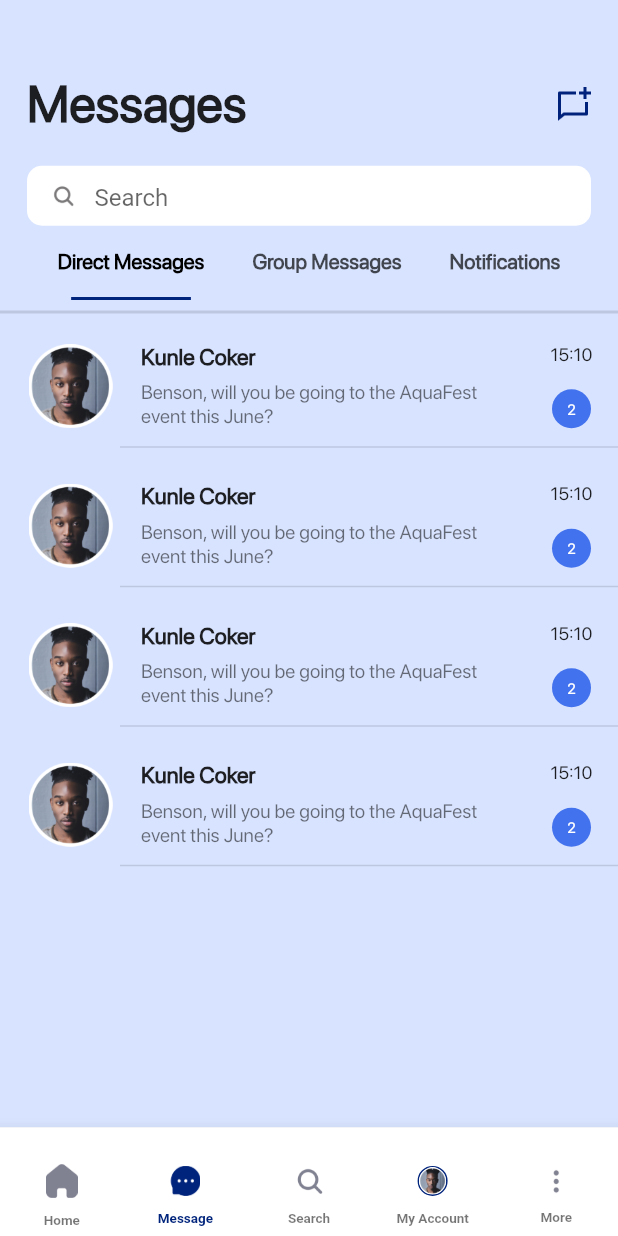
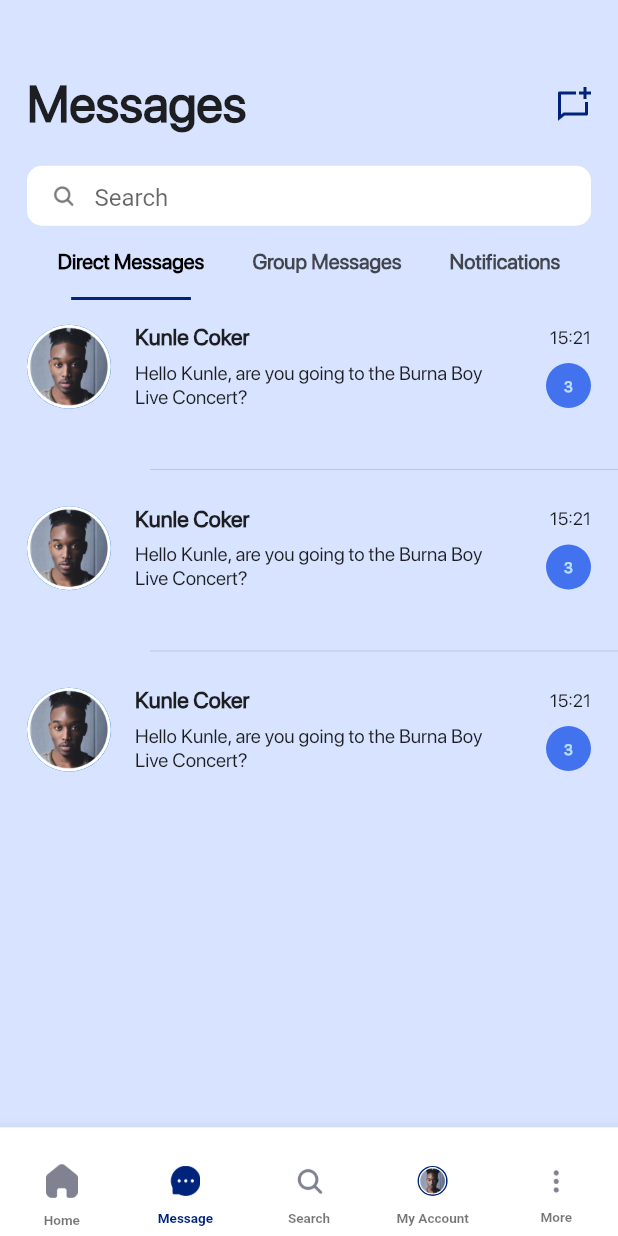
Before and after one commit to riskiirama/messages_app, a Flutter app: the screen it shows after launch, item 2 of the bottom bar chosen, on a phone screen of 412 x 824 dp. Run offline on Flutter 3.47's test engine with Material 2 defaults, Android fonts, the phone set to English and light mode, and no system bars; drawn by our look-alikes of flutter_slidable; our stand-ins replace contained_tab_bar_view, expansion_tile_card, flutter_rating_bar, timelines; missing offline and left inert: alphabet_scroll_view; Roboto replaces fonts that are missing (SF_Pro_500).

Commit message:
group message commit

```diff
--- /dev/null
+++ b/lib/models/chat.dart
@@ -0,0 +1,13 @@
+class Chat {
+  final String urlAvatar;
+  final String username;
+  final String message;
+  final String time;
+
+  const Chat({
+    required this.urlAvatar,
+    required this.username,
+    required this.message,
+    required this.time,
+  });
+}
--- /dev/null
+++ b/lib/models/data.dart
@@ -0,0 +1,24 @@
+import 'package:messages/models/chat.dart';
+
+class Data {
+  static const chats = <Chat>[
+    Chat(
+      urlAvatar: 'assets/image_photo.png',
+      username: 'Kunle Coker',
+      message: 'Hello Kunle, are you going to the Burna Boy Live Concert?',
+      time: '15:21',
+    ),
+    Chat(
+      urlAvatar: 'assets/image_photo.png',
+      username: 'Kunle Coker',
+      message: 'Hello Kunle, are you going to the Burna Boy Live Concert?',
+      time: '15:21',
+    ),
+    Chat(
+      urlAvatar: 'assets/image_photo.png',
+      username: 'Kunle Coker',
+      message: 'Hello Kunle, are you going to the Burna Boy Live Concert?',
+      time: '15:21',
+    ),
+  ];
+}
--- /dev/null
+++ b/lib/models/slide_widget.dart
@@ -0,0 +1,53 @@
+import 'package:flutter/material.dart';
+import 'package:flutter_slidable/flutter_slidable.dart';
+
+enum SlidableAction { archive, share, more, delete }
+
+class SlidableWidget<T> extends StatelessWidget {
+  final Widget child;
+  final Function(SlidableAction action) onDismissed;
+
+  const SlidableWidget({
+    required this.child,
+    required this.onDismissed,
+    Key? key,
+  }) : super(key: key);
+
+  @override
+  Widget build(BuildContext context) => Slidable(
+        actionPane: SlidableDrawerActionPane(),
+        child: child,
+
+        /// left side
+        // actions: <Widget>[
+        //   IconSlideAction(
+        //     caption: 'Archive',
+        //     color: Colors.blue,
+        //     icon: Icons.archive,
+        //     onTap: () => onDismissed(SlidableAction.archive),
+        //   ),
+        //   IconSlideAction(
+        //     caption: 'Share',
+        //     color: Colors.indigo,
+        //     icon: Icons.share,
+        //     onTap: () => onDismissed(SlidableAction.share),
+        //   ),
+        // ],
+
+        /// right side
+        secondaryActions: <Widget>[
+          // IconSlideAction(
+          //   caption: 'More',
+          //   color: Colors.black45,
+          //   icon: Icons.more_horiz,
+          //   onTap: () => onDismissed(SlidableAction.more),
+          // ),
+          IconSlideAction(
+            caption: 'Delete',
+            color: Colors.red,
+            icon: Icons.delete,
+            onTap: () => onDismissed(SlidableAction.delete),
+          ),
+        ],
+      );
+}
--- /dev/null
+++ b/lib/models/utils.dart
@@ -0,0 +1,12 @@
+import 'package:flutter/material.dart';
+
+class Utils {
+  static void showSnackBar(BuildContext context, String message) =>
+      Scaffold.of(context)
+        // ignore: deprecated_member_use
+        ..hideCurrentSnackBar()
+        // ignore: deprecated_member_use
+        ..showSnackBar(
+          SnackBar(content: Text(message)),
+        );
+}
--- a/lib/ui/pages/message_page.dart
+++ b/lib/ui/pages/message_page.dart
@@ -16,14 +16,7 @@ class MessagePage extends StatelessWidget {
                 Divider(
                   thickness: 2,
                 ),
-                Container(
-                  margin: EdgeInsets.symmetric(vertical: 25),
-                  child: ChatMessage(
-                    isCeklis: false,
-                    isJarak: false,
-                    isNotif: true,
-                  ),
-                ),
+                Slide(),
               ],
             ),
           ),
@@ -146,8 +139,8 @@ class MessagePage extends StatelessWidget {
                         ),
                       ],
                     ),
+
                     // SEACRH
-
                     Container(
                       margin: EdgeInsets.only(top: 20),
                       padding: EdgeInsets.symmetric(
--- a/lib/ui/pages/pages.dart
+++ b/lib/ui/pages/pages.dart
@@ -1,5 +1,6 @@
 import 'package:contained_tab_bar_view/contained_tab_bar_view.dart';
 import 'package:flutter/material.dart';
+
 import 'package:messages/theme.dart';
 
 import 'package:messages/ui/widgets/more/connected/connected.dart';
--- a/lib/ui/widgets/chat_message.dart
+++ b/lib/ui/widgets/chat_message.dart
@@ -1,144 +1,125 @@
 part of 'widget.dart';
 
-class ChatMessage extends StatelessWidget {
-  final bool isNotif;
-  final bool isCeklis;
-  final bool isJarak;
+class Slide extends StatefulWidget {
+  @override
+  _SlideState createState() => _SlideState();
+}
 
-  const ChatMessage(
-      {Key? key,
-      required this.isNotif,
-      required this.isCeklis,
-      required this.isJarak})
-      : super(key: key);
+class _SlideState extends State<Slide> {
+  List<Chat> items = List.of(Data.chats);
   @override
-  Widget build(BuildContext context) {
-    return ListView.builder(
-      itemCount: 4,
+  Widget build(BuildContext context) => Scaffold(
+        backgroundColor: backgroundLinear,
+        body: ListView.separated(
+          itemCount: items.length,
+          separatorBuilder: (context, index) => Padding(
+            padding: EdgeInsets.only(left: 100),
+            child: Divider(),
+          ),
           itemBuilder: (context, index) {
-        return Dismissible(
-          key: Key(index.toString()),
-          direction: DismissDirection.endToStart,
-          confirmDismiss: (direction) {
-            return showDialog(
-              context: context,
-              builder: (context) {
-                return AlertDialog(
-                  title: Text('Confirm'),
-                  content: Text('Are you sure to delete this item?'),
-                  actions: [
-                    TextButton(
-                      onPressed: () {},
-                      child: Text('No'),
-                    ),
-                    TextButton(
-                      onPressed: () {},
-                      child: Text('Yes'),
-                    ),
-                  ],
+            final item = items[index];
+
+            return SlidableWidget(
+              child: buildListTile(item),
+              onDismissed: (action) =>
+                  dismissSlidableItem(context, index, action),
             );
           },
+        ),
       );
-          },
-          background: Container(
-            child: Image.asset(
-              'assets/icon_delete_chat.png',
-              width: 52,
+
+  void dismissSlidableItem(
+      BuildContext context, int index, SlidableAction action) {
+    setState(() {
+      items.removeAt(index);
+    });
+
+    switch (action) {
+      case SlidableAction.archive:
+        Utils.showSnackBar(context, 'Chat has been archived');
+        break;
+      case SlidableAction.share:
+        Utils.showSnackBar(context, 'Chat has been shared');
+        break;
+      case SlidableAction.more:
+        Utils.showSnackBar(context, 'Selected more');
+        break;
+      case SlidableAction.delete:
+        Utils.showSnackBar(context, 'Chat has been deleted');
+        break;
+    }
+  }
+
+  Widget buildListTile(Chat item) => ListTile(
+        contentPadding: EdgeInsets.only(
+          left: 18,
+          top: 12,
+          right: 18,
+          bottom: 28,
         ),
-            alignment: Alignment.centerRight,
-            padding: EdgeInsets.only(right: 18),
+        leading: CircleAvatar(
+          radius: 28,
+          backgroundImage: AssetImage(
+            item.urlAvatar,
           ),
-          child: Column(
+        ),
+        title: Column(
+          crossAxisAlignment: CrossAxisAlignment.start,
           children: [
-              ListTile(
-                title: Text(
-                  'Kunle Coker',
+            Row(
+              children: [
+                Expanded(
+                  child: Text(
+                    item.username,
                     style: textBold.copyWith(
                       fontSize: 15,
                       fontWeight: FontWeight.bold,
                     ),
                   ),
-                subtitle: Container(
-                  margin: EdgeInsets.only(top: 7),
-                  child: Row(
-                    crossAxisAlignment: CrossAxisAlignment.start,
-                    mainAxisAlignment: MainAxisAlignment.start,
-                    children: [
-                      isCeklis
-                          ? Image.asset(
-                              'assets/icon_vektor.png',
-                              width: 19,
-                            )
-                          : SizedBox(),
-                      isJarak
-                          ? SizedBox(
-                              width: 7,
-                            )
-                          : SizedBox(),
-                      Expanded(
-                        child: Text(
-                          'Benson, will you be going to the AquaFest event this June?',
+                ),
+                Text(
+                  item.time,
                   style: textBold.copyWith(
-                            fontSize: 13,
-                          ),
-                          maxLines: 2,
-                          overflow: TextOverflow.ellipsis,
+                    fontSize: 12,
                   ),
                 ),
               ],
             ),
+            const SizedBox(height: 7),
+            Row(
+              children: [
+                Expanded(
+                  child: Text(
+                    item.message,
+                    style: textBold.copyWith(
+                      fontSize: 13,
                     ),
-                leading: Image.asset(
-                  'assets/image_photo.png',
-                  width: 62,
-                ),
-                trailing: Column(
-                  children: [
-                    Text(
-                      '15:10',
-                      style: textBold.copyWith(
-                        fontSize: 12,
                   ),
                 ),
                 SizedBox(
-                      height: 16,
+                  width: 27,
                 ),
-                    isNotif
-                        ? Expanded(
-                            child: Container(
-                              alignment: Alignment.center,
-                              width: 30,
-                              height: 30,
-                              decoration: BoxDecoration(
-                                shape: BoxShape.circle,
-                                color: blueColor,
-                              ),
+                CircleAvatar(
+                  backgroundColor: blueColor,
+                  maxRadius: 15,
+                  child: Center(
                     child: Text(
-                                '2',
+                      '3',
                       style: textBold.copyWith(
                         fontSize: 10,
-                                  color: backgroundWhite,
+                        fontWeight: FontWeight.bold,
                       ),
                     ),
                   ),
+                ),
+              ],
             )
-                        : SizedBox(),
           ],
         ),
-              ),
-              Padding(
-                padding: EdgeInsets.only(left: 80),
-                child: Divider(
-                  thickness: 1,
-                ),
-              ),
-              SizedBox(
-                height: 12,
-              ),
-            ],
-          ),
-        );
+        onTap: () {
+          Navigator.push(context, MaterialPageRoute(builder: (context) {
+            return MessageDetailPage();
+          }));
         },
       );
 }
-}
--- a/pubspec.yaml
+++ b/pubspec.yaml
@@ -30,6 +30,7 @@ dependencies:
   flutter:
     sdk: flutter
   flutter_rating_bar: ^4.0.0
+  flutter_slidable: ^0.6.0
   google_fonts: ^2.1.0
   slider_button: ^1.0.0
   timeline_tile: ^2.0.0
```
Also changed, not shown: lib/ui/widgets/add_new_message.dart (+77 -2 lines), lib/ui/widgets/widget.dart (+9 -1 lines), pubspec.lock. Lines whose indentation alone changed are shown as unchanged.
